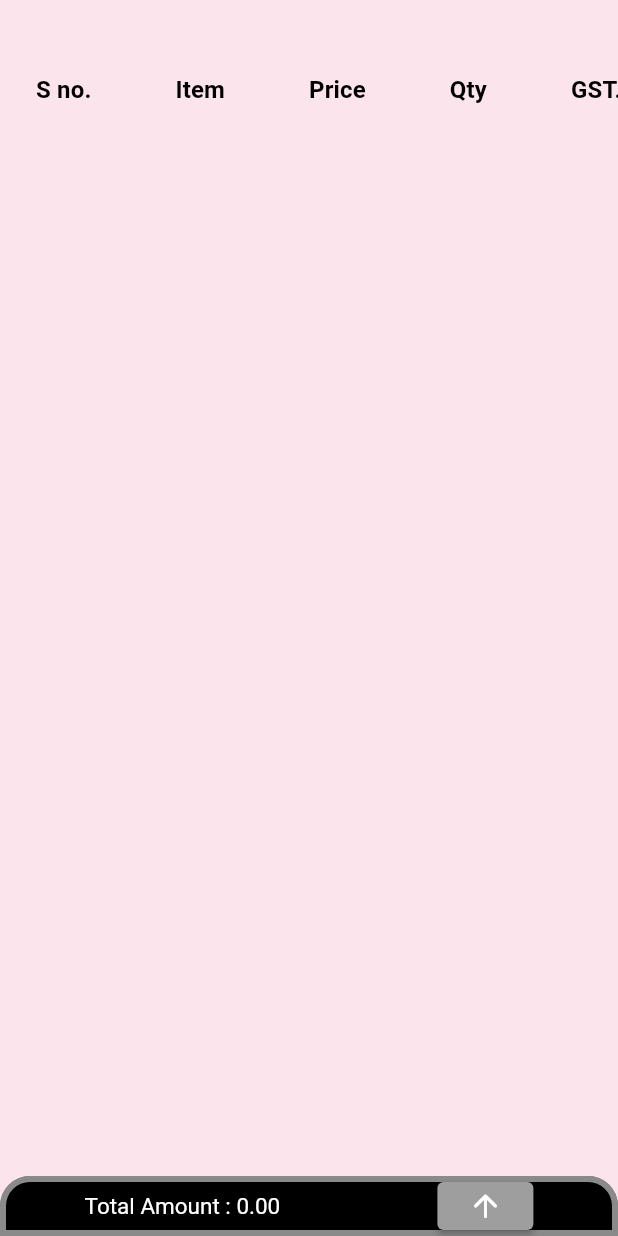
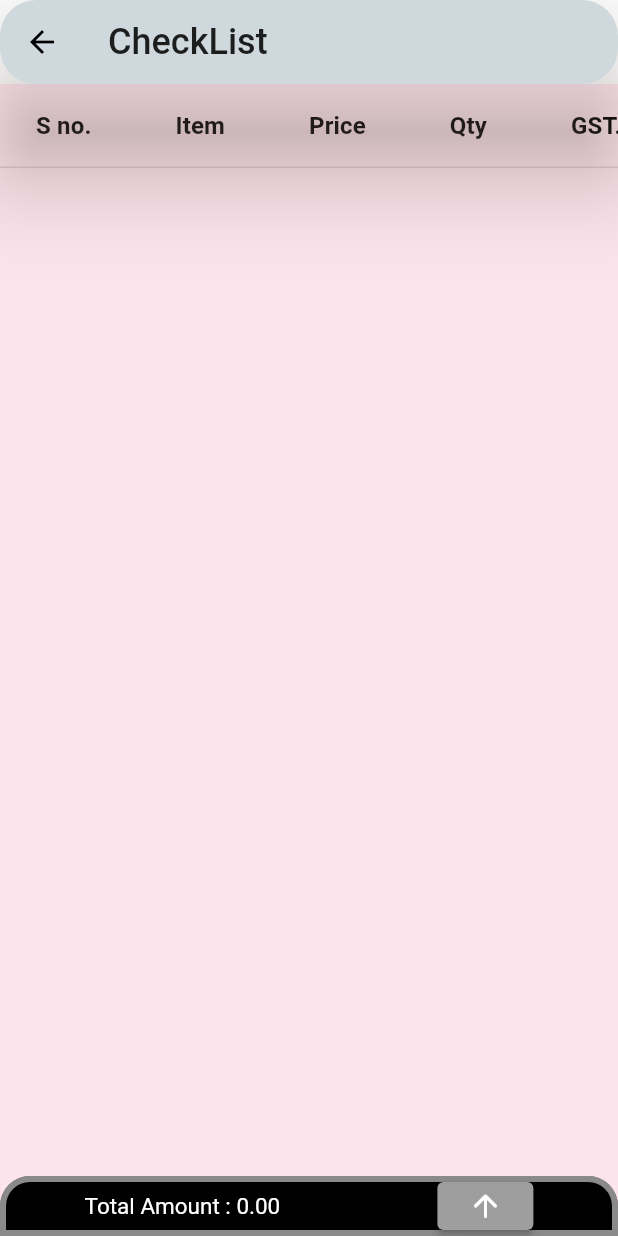
Before and after one commit to anujjain5699/pdf_invoice, a Flutter app: the Shop screen opened directly with empty values, on a phone screen of 412 x 824 dp. Run offline on Flutter 3.47's test engine with Material 2 defaults, Android fonts, the phone set to English and light mode, and no system bars; our stand-ins replace animated_text_kit, auto_size_text, open_file, pdf, splashscreen; missing offline and left inert: flutter_swipe_button.

Commit message:
minor changes

```diff
--- a/lib/dynamicList/shop.dart
+++ b/lib/dynamicList/shop.dart
@@ -21,10 +21,20 @@ class _ShopState extends State<Shop> {
   @override
   Widget build(BuildContext context) {
     return Scaffold(
-      //bottomSheet: _buttomSheet(context),
+      appBar: new AppBar(
+        backgroundColor: Colors.blueGrey[100],
+        shadowColor: Colors.brown[300],
+        elevation: 30,
+        shape: RoundedRectangleBorder(
+          borderRadius: BorderRadius.all(
+            Radius.circular(24),
+          ),
+        ),
+        title: new Text("CheckList", style: TextStyle(fontSize: 24)),
+      ),
       body: Container(
         color: Colors.pink[50],
-        padding: EdgeInsets.only(top: 32),
+        //padding: EdgeInsets.only(top: 32),
         child: Column(
           children: [
             Expanded(
@@ -33,6 +43,7 @@ class _ShopState extends State<Shop> {
                 maxScale: 1.5,
                 scaleEnabled: true,
                 child: DataTable(
+                  showBottomBorder: true,
                   showCheckboxColumn: true,
                   sortAscending: true,
                   columns: [
@@ -246,7 +257,7 @@ class _ShopState extends State<Shop> {
                     AnimatedTextKit(
                       animatedTexts: [
                         ColorizeAnimatedText(
-                          'THANKS FOR SHOPPING',
+                          'TeamXY',
                           textStyle: TextStyle(fontSize: 24),
                           colors: [
                             Colors.yellow,
--- a/pubspec.yaml
+++ b/pubspec.yaml
@@ -16,11 +16,12 @@ dependencies:
   animated_text_kit: ^4.2.1
   auto_size_text: ^2.1.0
   cupertino_icons: ^1.0.3
+  flutter_swipe_button: ^1.1.0
   intl: ^0.17.0
   open_file: ^3.2.1
   path_provider: ^2.0.1
   pdf: ^3.3.0
-  flutter_swipe_button: ^1.1.0
+  splashscreen: ^1.3.5
 
 dev_dependencies:
   flutter_test:
```
Also changed, not shown: lib/dynamicList/check_list.dart (+5 -3 lines), lib/main.dart (+27 -2 lines), pubspec.lock.
